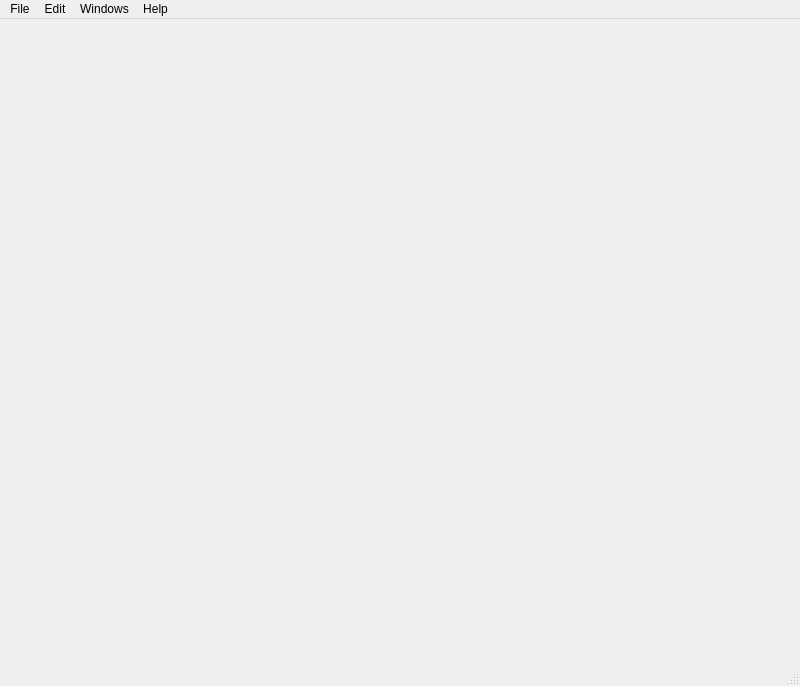
First picture: the form in res/ui/Main.ui, repository ReneHollander/wien-wahl, before the edit.
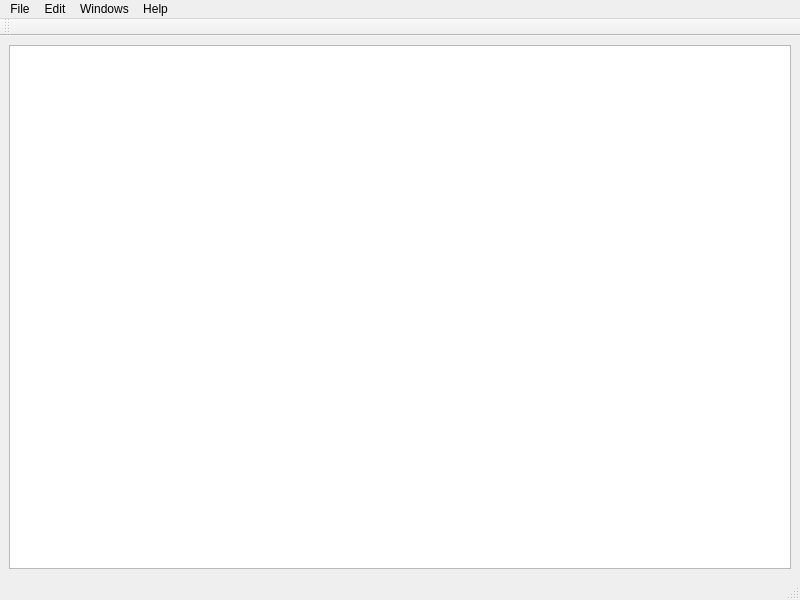
Second picture: the form after the edit.

Diff of the .ui file:
```diff
--- a/res/ui/Main.ui
+++ b/res/ui/Main.ui
@@ -7,13 +7,26 @@
     <x>0</x>
     <y>0</y>
     <width>800</width>
-    <height>686</height>
+    <height>600</height>
    </rect>
   </property>
   <property name="windowTitle">
    <string>Main</string>
   </property>
-  <widget class="QWidget" name="centralwidget"/>
+  <widget class="QWidget" name="centralwidget">
+   <layout class="QGridLayout" name="gridLayout">
+    <item row="0" column="0">
+     <widget class="QTableView" name="contentTable">
+      <property name="toolTip">
+       <string>Wahlergebnisse</string>
+      </property>
+      <property name="statusTip">
+       <string>Wahlergebnisse</string>
+      </property>
+     </widget>
+    </item>
+   </layout>
+  </widget>
   <widget class="QMenuBar" name="menubar">
    <property name="geometry">
     <rect>
@@ -74,6 +87,17 @@
    <addaction name="menuHelp"/>
   </widget>
   <widget class="QStatusBar" name="statusbar"/>
+  <widget class="QToolBar" name="toolBar">
+   <property name="windowTitle">
+    <string>toolBar</string>
+   </property>
+   <attribute name="toolBarArea">
+    <enum>TopToolBarArea</enum>
+   </attribute>
+   <attribute name="toolBarBreak">
+    <bool>false</bool>
+   </attribute>
+  </widget>
   <action name="actionOpen">
    <property name="text">
     <string>Open</string>
```
